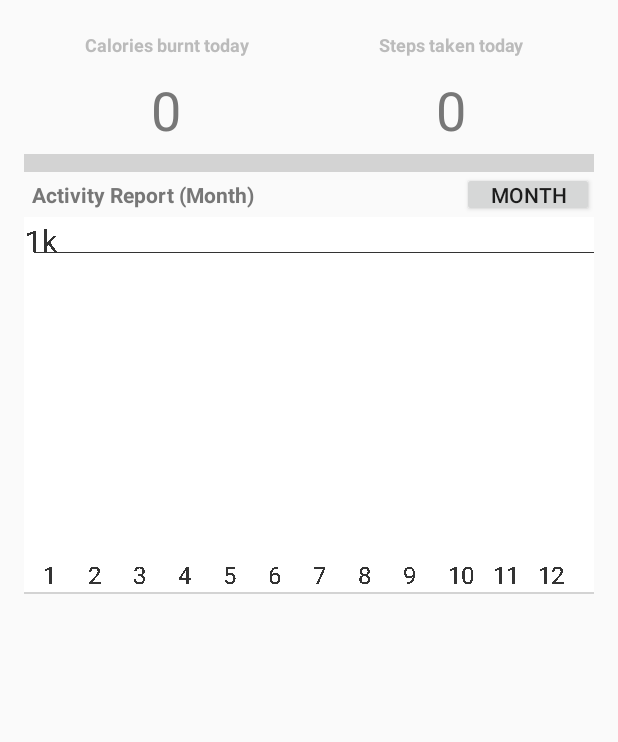
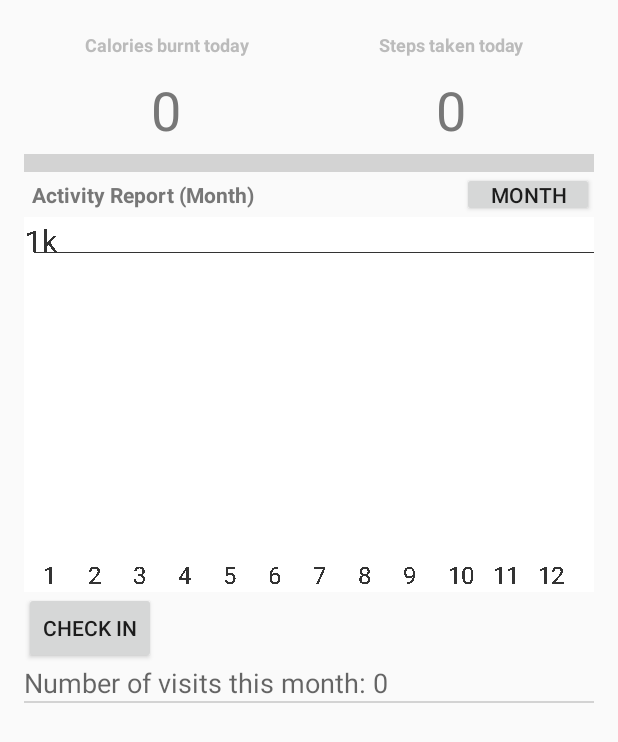
Before and after one commit to tunglam221/FamilyTime-data, an Android app: the screen it shows after launch (MainActivity), after a tap on "HOUR", on a phone screen of 412 x 824 dp. Shown: the top 742 px of the screen. Run offline under Robolectric (Android 15) with nearby library versions, the phone set to English and light mode, and no system bars.

```diff
--- a/app/src/main/AndroidManifest.xml
+++ b/app/src/main/AndroidManifest.xml
@@ -3,6 +3,8 @@
     package="com.example.admin.familytime2" >
 
     <uses-permission android:name="android.permission.INTERNET" />
+    <uses-permission android:name="android.permission.BLUETOOTH_ADMIN" />
+    <uses-permission android:name="android.permission.BLUETOOTH" />
 
     <application
         android:allowBackup="true"
--- a/app/src/main/res/layout/fragment_report.xml
+++ b/app/src/main/res/layout/fragment_report.xml
@@ -127,6 +127,20 @@
 
 
         <!-- Seperator -->
+        <Button
+            android:layout_width="wrap_content"
+            android:layout_height="wrap_content"
+            android:text="Check In"
+            android:onClick="checkinBtnClicked"
+            android:id="@+id/checkinButton" />
+
+        <TextView
+            android:layout_width="wrap_content"
+            android:layout_height="wrap_content"
+            android:textAppearance="?android:attr/textAppearanceMedium"
+            android:text="Number of visits this month: 0"
+            android:id="@+id/textView" />
+
         <LinearLayout
             android:layout_width="match_parent"
             android:layout_height="1dip"
```
Also changed, not shown: app/src/main/java/com/example/admin/familytime2/MainActivity.java (+52 -0 lines).
